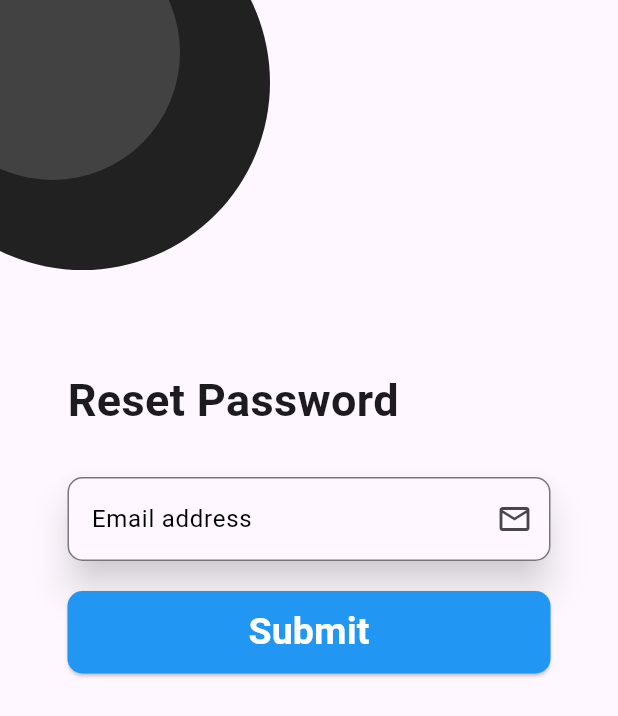
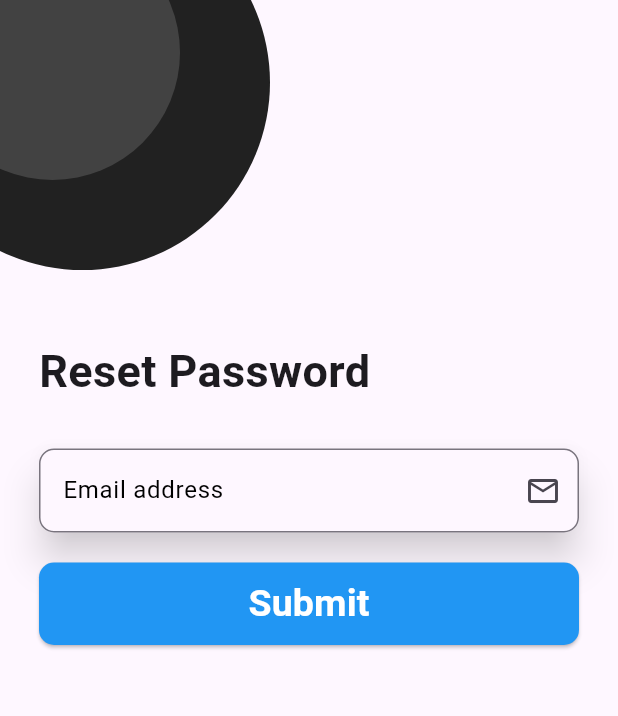
Before and after one commit to emmyliano/deebug_emp, a Flutter app: the screen it shows after launch, after a tap on "Forgot Password?", on a phone screen of 412 x 824 dp. Shown: the top 716 px of the screen. Run offline on Flutter 3.47's test engine with Material 3 defaults, Android fonts, the phone set to English and light mode, and no system bars.

Commit message:
more bugs

```diff
--- a/lib/forgot_password.dart
+++ b/lib/forgot_password.dart
@@ -15,7 +15,6 @@ class _ForgotPasswordState extends State<ForgotPassword> {
       children: [
         Column(
           children: [
-
             SizedBox(
               height: 200,
               child: Stack(
@@ -50,10 +49,9 @@ class _ForgotPasswordState extends State<ForgotPassword> {
                 ],
               ),
             ),
-
             Center(
                 child: Padding(
-                      padding: const EdgeInsets.all(35),
+              padding: const EdgeInsets.all(16),
               child: Column(
                   mainAxisAlignment: MainAxisAlignment.center,
                   children: [
@@ -97,8 +95,7 @@ class _ForgotPasswordState extends State<ForgotPassword> {
                                 borderSide: const BorderSide(
                                   color: Colors.grey,
                                   width: 2.0,
-                                      )
-                                    ),
+                                )),
                             border: OutlineInputBorder(
                               borderSide: const BorderSide(
                                 width: 12,
@@ -120,15 +117,14 @@ class _ForgotPasswordState extends State<ForgotPassword> {
                         width: double.infinity,
                         height: 55,
                         child: ElevatedButton(
-                                  onPressed: (){},
+                          onPressed: () {},
                           style: ButtonStyle(
-                                      shape: MaterialStateProperty.all<RoundedRectangleBorder>(
+                              shape: MaterialStateProperty.all<
+                                      RoundedRectangleBorder>(
                                   RoundedRectangleBorder(
-                                              borderRadius: BorderRadius.circular(10)
-                                          )
-                                      ),
-                                      backgroundColor: MaterialStateProperty.all<Color>(Colors.blue)
-                                  ),
+                                      borderRadius: BorderRadius.circular(10))),
+                              backgroundColor: MaterialStateProperty.all<Color>(
+                                  Colors.blue)),
                           child: const Text(
                             "Submit",
                             style: TextStyle(
@@ -141,12 +137,10 @@ class _ForgotPasswordState extends State<ForgotPassword> {
                       ),
                     ),
                   ]),
-                    )
-                ),
+            )),
           ],
         )
       ],
-        )
-    );
+    ));
   }
 }
--- a/lib/register.dart
+++ b/lib/register.dart
@@ -55,7 +55,7 @@ class _SignUpState extends State<SignUp> {
 
                 Center(
                     child: Padding(
-                      padding: const EdgeInsets.all(35),
+                      padding: const EdgeInsets.all(16),
                       child: Column(
                           mainAxisAlignment: MainAxisAlignment.center,
                           children: [
--- a/lib/sign_in.dart
+++ b/lib/sign_in.dart
@@ -57,7 +57,7 @@ class _SignInState extends State<SignIn> {
 
               Center(
                   child: Padding(
-                    padding: const EdgeInsets.all(35),
+                    padding: const EdgeInsets.all(16),
                     child: Column(
                         mainAxisAlignment: MainAxisAlignment.center,
                         children: [
```
Lines whose indentation alone changed are shown as unchanged.
